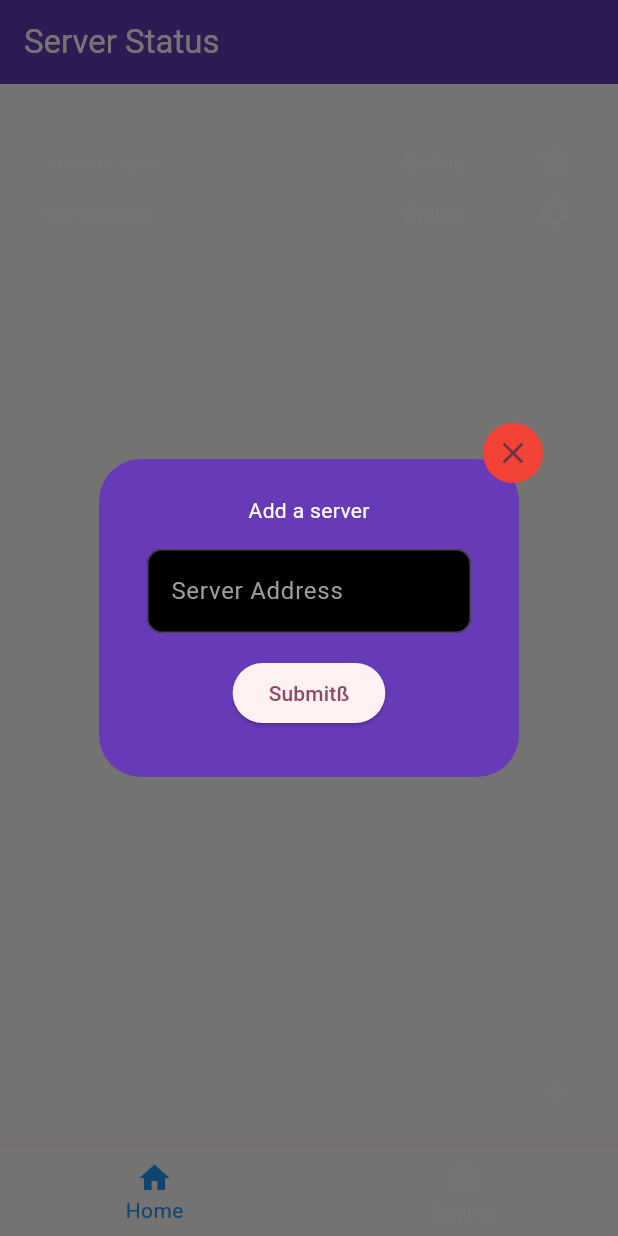
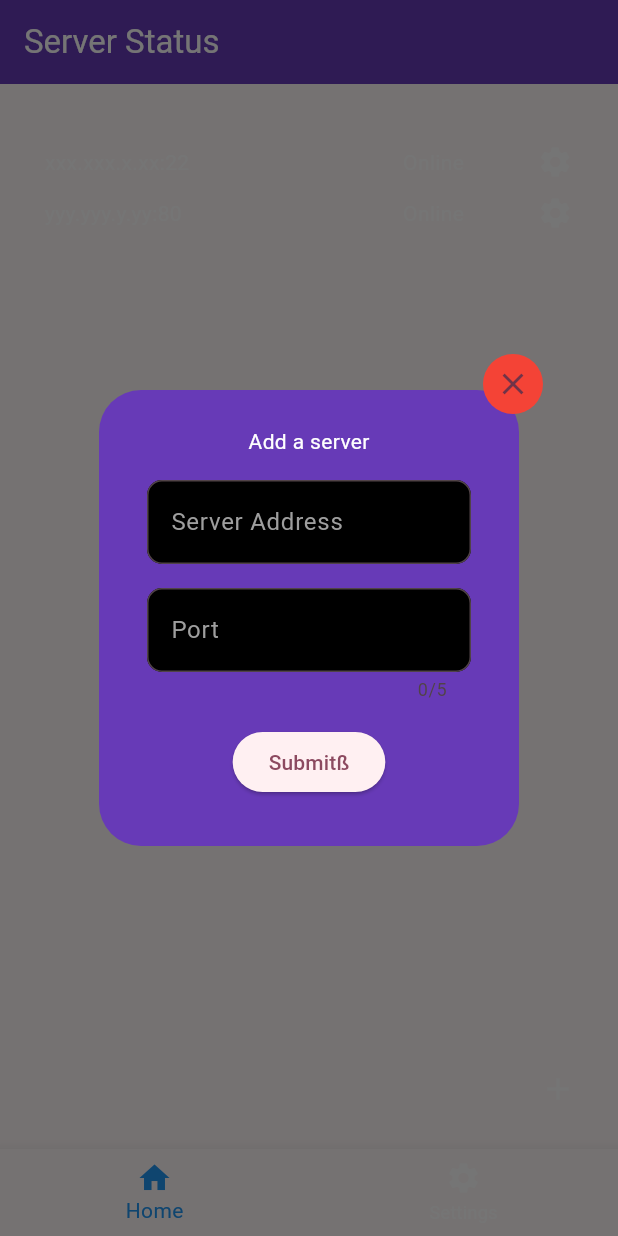
Before and after one commit to Eg3-git/server-remote-control, a Flutter app: the screen it shows after launch, after a tap on the "add" icon, on a phone screen of 412 x 824 dp. Run offline on Flutter 3.47's test engine with Material 3 defaults, Android fonts, the phone set to English and light mode, and no system bars.

Commit message:
Added port attribute to server

```diff
--- a/lib/classes.dart
+++ b/lib/classes.dart
@@ -8,6 +8,7 @@ class Command {
 class Server {
   String address;
   bool isOnline = true;
+  String port;
 
-  Server(this.address);
+  Server(this.address, this.port);
 }
--- a/lib/commands.dart
+++ b/lib/commands.dart
@@ -15,12 +15,12 @@ class ActionPage extends StatefulWidget {
 
 class ActionState extends State<ActionPage> with SingleTickerProviderStateMixin {
 
-  List<Command> commands = [Command("Wake", Server("x")), Command("Sleep", Server("y")), Command("Backup", Server("z"))];
+  List<Command> commands = [Command("Wake", Server("x", "22")), Command("Sleep", Server("y", "80")), Command("Backup", Server("z", "443"))];
   int currentPageIndex = 1;
   final _formKey = GlobalKey<FormState>();
   List<Server> servers = [
-    Server("xxx.xxx.x.xx"),
-    Server("yyy.yyy.y.yy")
+    Server("xxx.xxx.x.xx", "80"),
+    Server("yyy.yyy.y.yy", "22")
   ];
   Server? _selectedObject;
   Server? dummyServer;
--- a/lib/status.dart
+++ b/lib/status.dart
@@ -1,4 +1,5 @@
 import 'package:flutter/material.dart';
+import 'package:flutter/services.dart';
 import 'commands.dart';
 import 'classes.dart';
 
@@ -18,9 +19,10 @@ class _MyHomePageState extends State<MyHomePage> {
   int dropdownValue = -1;
 
   List<Server> servers = [
-    Server("xxx.xxx.x.xx"),
-    Server("yyy.yyy.y.yy")
+    Server("xxx.xxx.x.xx", "22"),
+    Server("yyy.yyy.y.yy", "80")
   ];
+  List<String> dummyData = ["", ""];
 
   void nothing() {}
 
@@ -77,9 +79,44 @@ class _MyHomePageState extends State<MyHomePage> {
                           return null;
                       },
                       onSaved: (ad) {setState(() {
-                        servers.add(Server(ad!));
+                        dummyData[0] = ad!;
                       });},),
                     ),
+
+                    Padding(
+                      padding: const EdgeInsets.all(8),
+                      child: TextFormField(
+
+                        textAlignVertical: TextAlignVertical.center,
+                        keyboardType: TextInputType.number,
+                        inputFormatters: <TextInputFormatter>[FilteringTextInputFormatter.digitsOnly],
+                        maxLength: 5,
+
+                        decoration: InputDecoration(
+                          labelText: "Port",
+                          labelStyle: TextStyle(color: Colors.grey, backgroundColor: Colors.black),
+                          filled: true,
+                          fillColor: Colors.black,
+
+                          border: OutlineInputBorder(
+                            borderRadius: BorderRadius.circular(10.0),
+
+                          ),),
+                        validator: (value) {
+                          if (value == null || value.isEmpty) {
+                            return "Please enter the port your server is listening on";
+                          } else {
+                            int valueAsInt = 0;
+                            try {valueAsInt = int.parse(value);} on Exception catch (_) {return "Please enter a valid port";}
+                            if (valueAsInt < 0 || valueAsInt > 65535) {return "Port must be in range 0 -> 65535";}
+                          }
+                          return null;
+                        },
+                        onSaved: (p) {setState(() {
+                          dummyData[1] = p!;
+                        });},),
+                    ),
+
                     Padding(
                       padding: const EdgeInsets.all(8),
                       child: ElevatedButton(
@@ -87,6 +124,7 @@ class _MyHomePageState extends State<MyHomePage> {
                         onPressed: () {
                           if (_formKey.currentState!.validate()) {
                             _formKey.currentState!.save();
+                            servers.add(Server(dummyData[0], dummyData[1]));
                             Navigator.of(context).pop();
                           }
                         },
@@ -114,7 +152,7 @@ class _MyHomePageState extends State<MyHomePage> {
       rows.add(Row(
         children: [
           const Spacer(),
-          Expanded(flex: 7, child: Text(s.address)),
+          Expanded(flex: 7, child: Text("${s.address}:${s.port}")),
           const Spacer(),
           Expanded(flex: 2, child: s.isOnline ? const Text("Online") : const Text("Offline")),
           const Spacer(),
```
